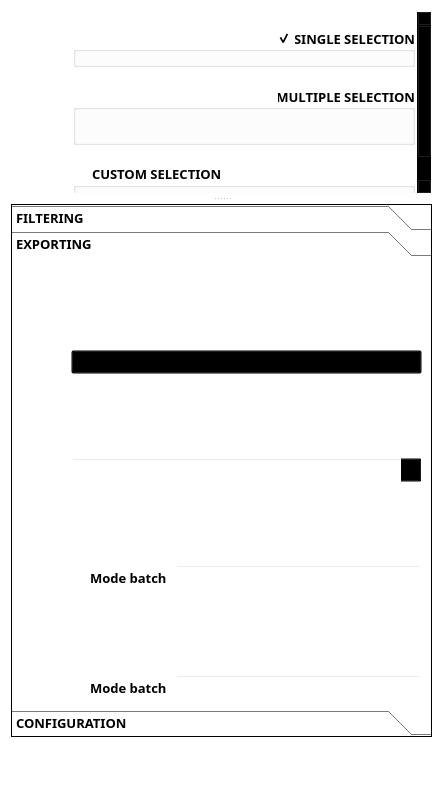
The window that filter_mate_dockwidget_base.ui (sducournau/filter_mate) describes before a commit, drawn with Qt 5.
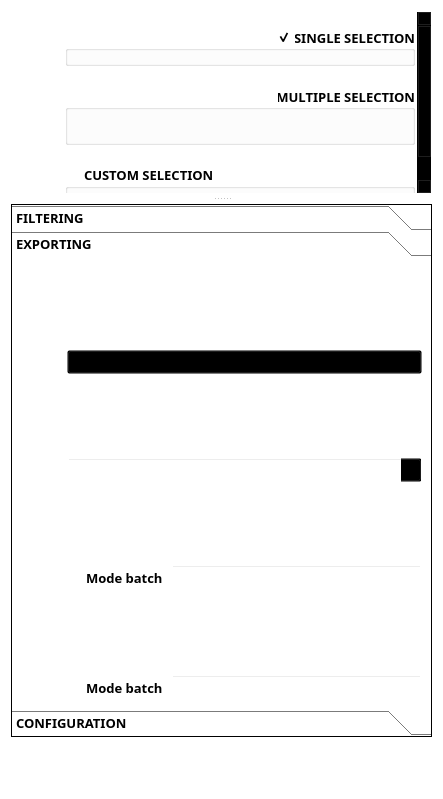
The same window after the commit. The open tabs and pages were chosen to show the change. Icons and pictures are not drawn. Custom widgets are drawn as their Qt base class.

The edit to the form file:
```diff
--- a/filter_mate_dockwidget_base.ui
+++ b/filter_mate_dockwidget_base.ui
@@ -396,7 +396,7 @@
               <item row="0" column="0">
                <layout class="QGridLayout" name="gridLayout_main_actions">
                 <property name="leftMargin">
-                 <number>4</number>
+                 <number>0</number>
                 </property>
                 <property name="topMargin">
                  <number>0</number>
@@ -408,7 +408,7 @@
                  <number>0</number>
                 </property>
                 <property name="spacing">
-                 <number>8</number>
+                 <number>4</number>
                 </property>
                 <item row="0" column="1">
                  <widget class="QWidget" name="widget_exploring_keys" native="true">
@@ -454,10 +454,10 @@
                    </property>
                    <item>
                     <layout class="QVBoxLayout" name="verticalLayout_exploring_content">
-                     <item>
+                     <item alignment="Qt::AlignHCenter">
                       <widget class="QPushButton" name="pushButton_exploring_identify">
                        <property name="sizePolicy">
-                        <sizepolicy hsizetype="Preferred" vsizetype="Preferred">
+                        <sizepolicy hsizetype="Fixed" vsizetype="Preferred">
                          <horstretch>0</horstretch>
                          <verstretch>0</verstretch>
                         </sizepolicy>
@@ -526,10 +526,10 @@
                        </property>
                       </spacer>
                      </item>
-                     <item>
+                     <item alignment="Qt::AlignHCenter">
                       <widget class="QPushButton" name="pushButton_exploring_zoom">
                        <property name="sizePolicy">
-                        <sizepolicy hsizetype="Preferred" vsizetype="Preferred">
+                        <sizepolicy hsizetype="Fixed" vsizetype="Preferred">
                          <horstretch>0</horstretch>
                          <verstretch>0</verstretch>
                         </sizepolicy>
@@ -598,10 +598,10 @@
                        </property>
                       </spacer>
                      </item>
-                     <item>
+                     <item alignment="Qt::AlignHCenter">
                       <widget class="QPushButton" name="pushButton_checkable_exploring_selecting">
                        <property name="sizePolicy">
-                        <sizepolicy hsizetype="Preferred" vsizetype="Preferred">
+                        <sizepolicy hsizetype="Fixed" vsizetype="Preferred">
                          <horstretch>0</horstretch>
                          <verstretch>0</verstretch>
                         </sizepolicy>
@@ -682,10 +682,10 @@
                        </property>
                       </spacer>
                      </item>
-                     <item>
+                     <item alignment="Qt::AlignHCenter">
                       <widget class="QPushButton" name="pushButton_checkable_exploring_tracking">
                        <property name="sizePolicy">
-                        <sizepolicy hsizetype="Preferred" vsizetype="Preferred">
+                        <sizepolicy hsizetype="Fixed" vsizetype="Preferred">
                          <horstretch>0</horstretch>
                          <verstretch>0</verstretch>
                         </sizepolicy>
@@ -766,10 +766,10 @@
                        </property>
                       </spacer>
                      </item>
-                     <item>
+                     <item alignment="Qt::AlignHCenter">
                       <widget class="QPushButton" name="pushButton_checkable_exploring_linking_widgets">
                        <property name="sizePolicy">
-                        <sizepolicy hsizetype="Preferred" vsizetype="Preferred">
+                        <sizepolicy hsizetype="Fixed" vsizetype="Preferred">
                          <horstretch>0</horstretch>
                          <verstretch>0</verstretch>
                         </sizepolicy>
@@ -850,10 +850,10 @@
                        </property>
                       </spacer>
                      </item>
-                     <item>
+                     <item alignment="Qt::AlignHCenter">
                       <widget class="QPushButton" name="pushButton_exploring_reset_layer_properties">
                        <property name="sizePolicy">
-                        <sizepolicy hsizetype="Preferred" vsizetype="Preferred">
+                        <sizepolicy hsizetype="Fixed" vsizetype="Preferred">
                          <horstretch>0</horstretch>
                          <verstretch>0</verstretch>
                         </sizepolicy>
@@ -920,7 +920,7 @@
                 <item row="0" column="2">
                  <layout class="QVBoxLayout" name="verticalLayout_exploring_tabs_content">
                   <property name="spacing">
-                   <number>2</number>
+                   <number>4</number>
                   </property>
                   <item>
                    <widget class="QgsCollapsibleGroupBox" name="mGroupBox_exploring_single_selection">
@@ -2621,24 +2621,27 @@
                      </size>
                     </property>
                     <layout class="QVBoxLayout" name="verticalLayout_exporting_keys_container">
+                     <property name="spacing">
+                      <number>2</number>
+                     </property>
                      <property name="leftMargin">
-                      <number>4</number>
+                      <number>2</number>
                      </property>
                      <property name="topMargin">
-                      <number>8</number>
+                      <number>2</number>
                      </property>
                      <property name="rightMargin">
-                      <number>4</number>
+                      <number>2</number>
                      </property>
                      <property name="bottomMargin">
-                      <number>8</number>
+                      <number>2</number>
                      </property>
                      <item>
                       <layout class="QVBoxLayout" name="verticalLayout_exporting_keys" stretch="0,0,0,0,0,0,0,0,0,0,0">
-                       <item>
+                       <item alignment="Qt::AlignHCenter">
                         <widget class="QPushButton" name="pushButton_checkable_exporting_layers">
                          <property name="sizePolicy">
-                          <sizepolicy hsizetype="Preferred" vsizetype="Preferred">
+                          <sizepolicy hsizetype="Fixed" vsizetype="Preferred">
                            <horstretch>0</horstretch>
                            <verstretch>0</verstretch>
                           </sizepolicy>
@@ -2713,10 +2716,10 @@
                          </property>
                         </spacer>
                        </item>
-                       <item>
+                       <item alignment="Qt::AlignHCenter">
                         <widget class="QPushButton" name="pushButton_checkable_exporting_projection">
                          <property name="sizePolicy">
-                          <sizepolicy hsizetype="Preferred" vsizetype="Preferred">
+                          <sizepolicy hsizetype="Fixed" vsizetype="Preferred">
                            <horstretch>0</horstretch>
                            <verstretch>0</verstretch>
                           </sizepolicy>
@@ -2803,10 +2806,10 @@
                          </property>
                         </spacer>
                        </item>
-                       <item>
+                       <item alignment="Qt::AlignHCenter">
                         <widget class="QPushButton" name="pushButton_checkable_exporting_styles">
                          <property name="sizePolicy">
-                          <sizepolicy hsizetype="Preferred" vsizetype="Preferred">
+                          <sizepolicy hsizetype="Fixed" vsizetype="Preferred">
                            <horstretch>0</horstretch>
                            <verstretch>0</verstretch>
                           </sizepolicy>
@@ -2890,10 +2893,10 @@
                          </property>
                         </spacer>
                        </item>
-                       <item>
+                       <item alignment="Qt::AlignHCenter">
                         <widget class="QPushButton" name="pushButton_checkable_exporting_datatype">
                          <property name="sizePolicy">
-                          <sizepolicy hsizetype="Preferred" vsizetype="Preferred">
+                          <sizepolicy hsizetype="Fixed" vsizetype="Preferred">
                            <horstretch>0</horstretch>
                            <verstretch>0</verstretch>
                           </sizepolicy>
@@ -2977,10 +2980,10 @@
                          </property>
                         </spacer>
                        </item>
-                       <item>
+                       <item alignment="Qt::AlignHCenter">
                         <widget class="QPushButton" name="pushButton_checkable_exporting_output_folder">
                          <property name="sizePolicy">
-                          <sizepolicy hsizetype="Preferred" vsizetype="Preferred">
+                          <sizepolicy hsizetype="Fixed" vsizetype="Preferred">
                            <horstretch>0</horstretch>
                            <verstretch>0</verstretch>
                           </sizepolicy>
@@ -3064,10 +3067,10 @@
                          </property>
                         </spacer>
                        </item>
-                       <item>
+                       <item alignment="Qt::AlignHCenter">
                         <widget class="QPushButton" name="pushButton_checkable_exporting_zip">
                          <property name="sizePolicy">
-                          <sizepolicy hsizetype="Preferred" vsizetype="Preferred">
+                          <sizepolicy hsizetype="Fixed" vsizetype="Preferred">
                            <horstretch>0</horstretch>
                            <verstretch>0</verstretch>
                           </sizepolicy>
```
Left out of the diff: 22 changed lines with no effect on the pictures.
